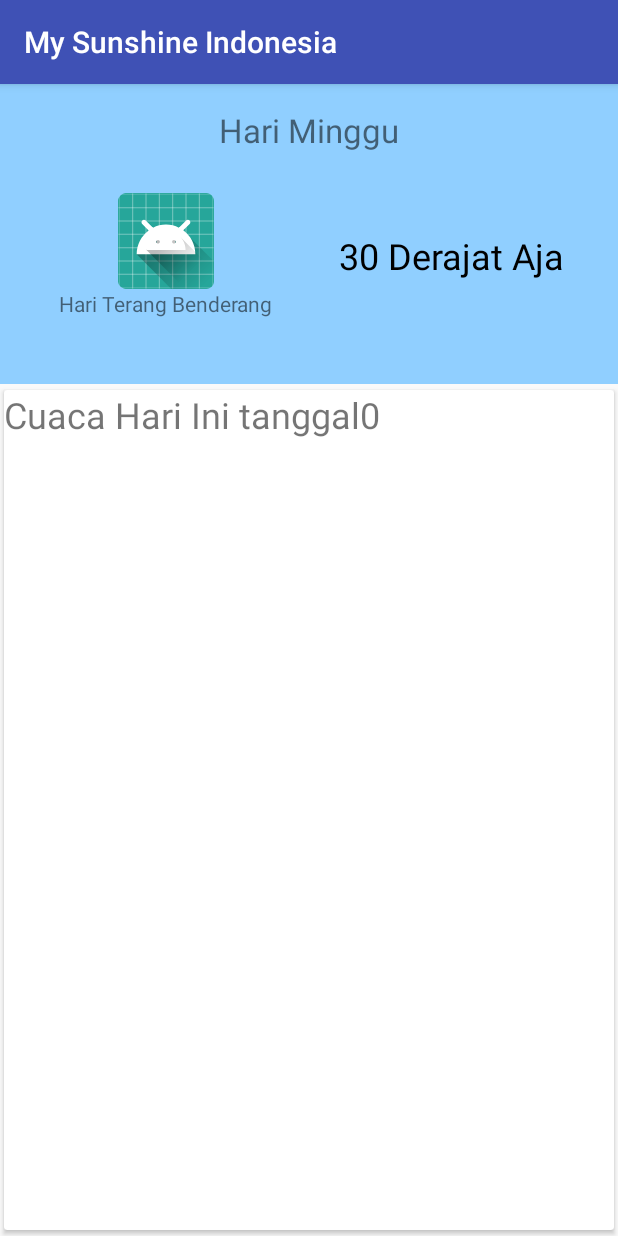
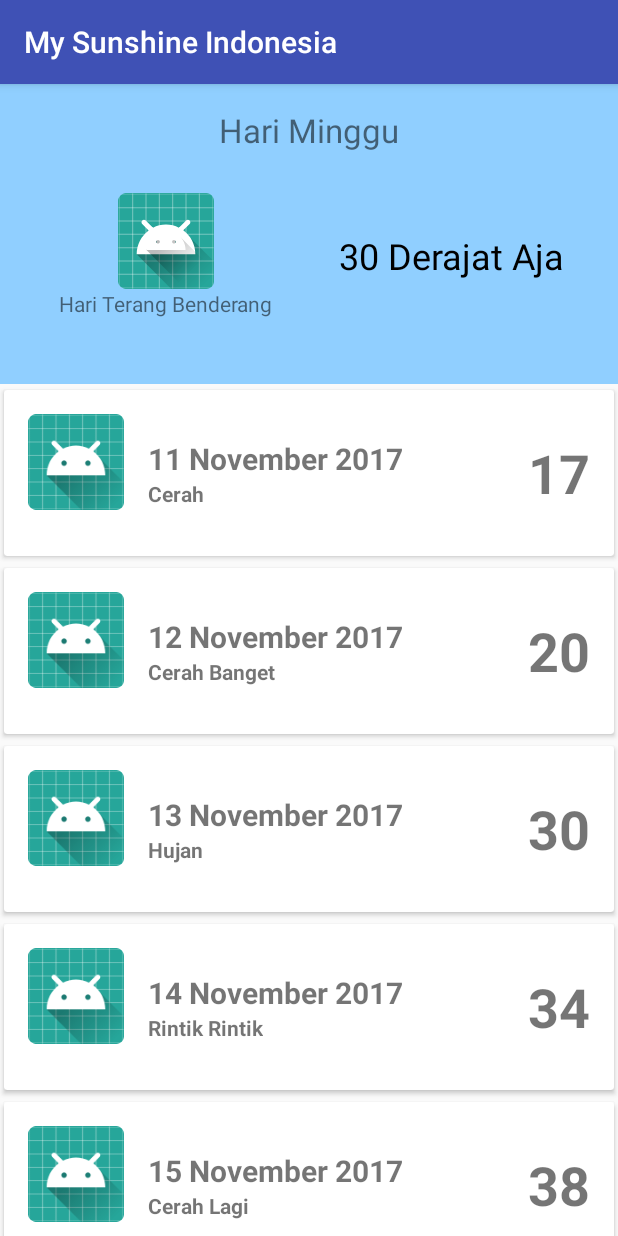
Before and after one commit to mstamami/MySunshineIndonesia, an Android app: the screen it shows after launch (MainActivity), on a phone screen of 412 x 824 dp. Run offline under Robolectric (Android 15) with nearby library versions, the phone set to English and light mode, and no system bars; our stand-ins replace ButterKnife.

Commit message:
Show Weather Item

```diff
--- a/app/src/main/java/com/kodetek/mysunshineindonesia/MainActivity.java
+++ b/app/src/main/java/com/kodetek/mysunshineindonesia/MainActivity.java
@@ -5,10 +5,10 @@ import android.os.Bundle;
 import android.support.v7.widget.LinearLayoutManager;
 import android.support.v7.widget.RecyclerView;
 import android.widget.ImageView;
-import android.widget.LinearLayout;
 import android.widget.TextView;
 
-import java.lang.annotation.Target;
+import java.util.ArrayList;
+import java.util.List;
 
 import butterknife.BindView;
 import butterknife.ButterKnife;
@@ -29,6 +29,7 @@ public class MainActivity extends AppCompatActivity {
     @BindView(R.id.weather_list)
     RecyclerView weatherList;
     private WeatherAdapter weatherAdapter;
+    private List <Weather> weatherListData;
 
     @Override
     protected void onCreate(Bundle savedInstanceState) {
@@ -52,7 +53,19 @@ public class MainActivity extends AppCompatActivity {
                 new LinearLayoutManager(
                         this, LinearLayoutManager.VERTICAL,false));
 
-        weatherAdapter = new WeatherAdapter();
+        weatherListData = new ArrayList<Weather>();
+        weatherListData.add(new Weather(R.mipmap.ic_launcher, "11 November 2017", "Cerah", "17"));
+        weatherListData.add(new Weather(R.mipmap.ic_launcher, "12 November 2017", "Cerah Banget", "20"));
+        weatherListData.add(new Weather(R.mipmap.ic_launcher, "13 November 2017", "Hujan", "30"));
+        weatherListData.add(new Weather(R.mipmap.ic_launcher, "14 November 2017", "Rintik Rintik", "34"));
+        weatherListData.add(new Weather(R.mipmap.ic_launcher, "15 November 2017", "Cerah Lagi", "38"));
+        weatherListData.add(new Weather(R.mipmap.ic_launcher, "16 November 2017", "Lumayan Cerah", "19"));
+        weatherListData.add(new Weather(R.mipmap.ic_launcher, "17 November 2017", "Cerah Merona", "48"));
+
+
+
+
+        weatherAdapter = new WeatherAdapter(weatherListData);
         weatherList.setAdapter(weatherAdapter);
 
     }
--- /dev/null
+++ b/app/src/main/java/com/kodetek/mysunshineindonesia/Weather.java
@@ -0,0 +1,36 @@
+package com.kodetek.mysunshineindonesia;
+
+/**
+ * Created by ASUS on 11/11/2017.
+ */
+
+public class Weather {
+    private int weatherImage;
+    private String weatherDate;
+    private String weatherDesc;
+    private  String weatherTemperature;
+
+    public int getWeatherImage() {
+        return weatherImage;
+    }
+
+    public String getWeatherDate() {
+        return weatherDate;
+    }
+
+    public String getWeatherDesc() {
+        return weatherDesc;
+    }
+
+    public String getWeatherTemperature() {
+        return weatherTemperature;
+    }
+
+    public Weather(int weatherImage, String weatherDate, String weatherDesc, String weatherTemperature) {
+        this.weatherImage = weatherImage;
+        this.weatherDate = weatherDate;
+        this.weatherDesc = weatherDesc;
+        this.weatherTemperature = weatherTemperature;
+
+    }
+}
--- a/app/src/main/java/com/kodetek/mysunshineindonesia/WeatherAdapter.java
+++ b/app/src/main/java/com/kodetek/mysunshineindonesia/WeatherAdapter.java
@@ -4,7 +4,10 @@ import android.support.v7.widget.RecyclerView;
 import android.view.LayoutInflater;
 import android.view.View;
 import android.view.ViewGroup;
+import android.widget.ImageView;
 import android.widget.TextView;
+
+import java.util.List;
 
 import butterknife.BindView;
 import butterknife.ButterKnife;
@@ -14,6 +17,12 @@ import butterknife.ButterKnife;
  */
 
 public class WeatherAdapter extends RecyclerView.Adapter<WeatherAdapter.WeatherViewHolder> {
+    private final List<Weather> weatherList;
+
+    public WeatherAdapter(List<Weather> weatherListData) {
+        weatherList = weatherListData;
+    }
+
     @Override
     public WeatherViewHolder onCreateViewHolder(ViewGroup parent, int viewType) {
         View viewContent = LayoutInflater.from(parent.getContext()).inflate(R.layout.weather_item, parent, false);
@@ -23,18 +32,34 @@ public class WeatherAdapter extends RecyclerView.Adapter<WeatherAdapter.WeatherV
     @Override
     public void onBindViewHolder(WeatherViewHolder holder, int position) {
         holder.itemTitle.setText("Cuaca Hari Ini tanggal" + position);
+        holder.weatherItemImage.setImageResource(weatherList.get(position).getWeatherImage());
+        holder.weatherItemDate.setText(weatherList.get(position).getWeatherDate());
+        holder.weatherItemDesc.setText(weatherList.get(position).getWeatherDesc());
+        holder.weatherItemTemperature.setText(weatherList.get(position).getWeatherTemperature());
 
     }
 
     @Override
     public int getItemCount() {
-        return 10;
+        return weatherList.size();
     }
 
     class WeatherViewHolder extends RecyclerView.ViewHolder{
 
         @BindView(R.id.item_title)
         TextView itemTitle;
+
+        @BindView(R.id.weather_item_image)
+        ImageView weatherItemImage;
+
+        @BindView(R.id.weather_item_date)
+        TextView weatherItemDate;
+
+        @BindView(R.id.weather_item_temperature)
+        TextView weatherItemTemperature;
+
+        @BindView(R.id.weather_item_desc)
+        TextView weatherItemDesc;
 
         public WeatherViewHolder(View itemView) {
             super(itemView);
--- a/app/src/main/res/layout/weather_item.xml
+++ b/app/src/main/res/layout/weather_item.xml
@@ -1,7 +1,7 @@
 <?xml version="1.0" encoding="utf-8"?>
 <android.support.v7.widget.CardView xmlns:android="http://schemas.android.com/apk/res/android"
     android:layout_width="match_parent"
-    android:layout_height="match_parent"
+    android:layout_height="wrap_content"
     xmlns:app="http://schemas.android.com/apk/res-auto"
     app:cardUseCompatPadding="true">
 
@@ -9,6 +9,51 @@
         android:id="@+id/item_title"
         android:layout_width="wrap_content"
         android:layout_height="wrap_content"
-        android:text="Cuaca Hari Ini"
-        android:textSize="24sp"/>
+        android:text="Cuaca Hari ini"
+        android:textSize="24sp"
+        android:visibility="gone"/>
+
+    <LinearLayout
+        android:layout_width="match_parent"
+        android:layout_height="wrap_content"
+        android:orientation="horizontal"
+        android:padding="16dp">
+
+        <ImageView
+            android:id="@+id/weather_item_image"
+            android:layout_width="64dp"
+            android:layout_height="64dp"
+            android:src="@mipmap/ic_launcher"/>
+
+        <LinearLayout
+            android:layout_width="wrap_content"
+            android:layout_height="wrap_content"
+            android:orientation="vertical"
+            android:layout_margin="16dp">
+
+            <TextView
+                android:id="@+id/weather_item_date"
+                android:layout_width="wrap_content"
+                android:layout_height="wrap_content"
+                android:text="Today Is 16 Nov"
+                android:textStyle="bold"
+                android:textSize="20sp"/>
+            <TextView
+                android:id="@+id/weather_item_desc"
+                android:layout_width="wrap_content"
+                android:layout_height="wrap_content"
+                android:text="Rainny"
+                android:textStyle="bold"/>
+
+        </LinearLayout>
+
+        <TextView
+            android:id="@+id/weather_item_temperature"
+            android:layout_width="match_parent"
+            android:layout_height="match_parent"
+            android:gravity="right|center_vertical"
+            android:text="18"
+            android:textSize="36sp"
+            android:textStyle="bold"/>
+    </LinearLayout>
 </android.support.v7.widget.CardView>
```
